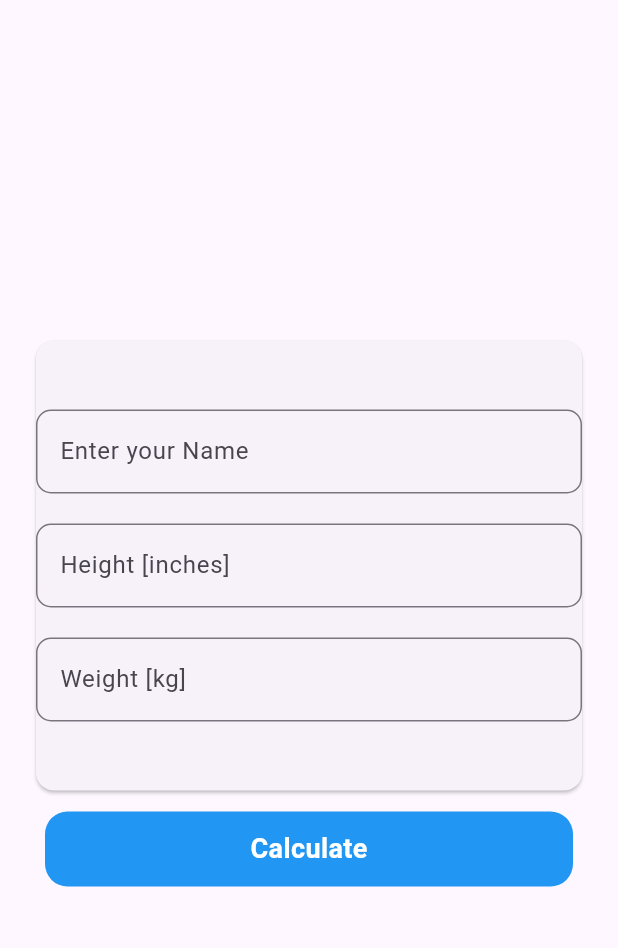
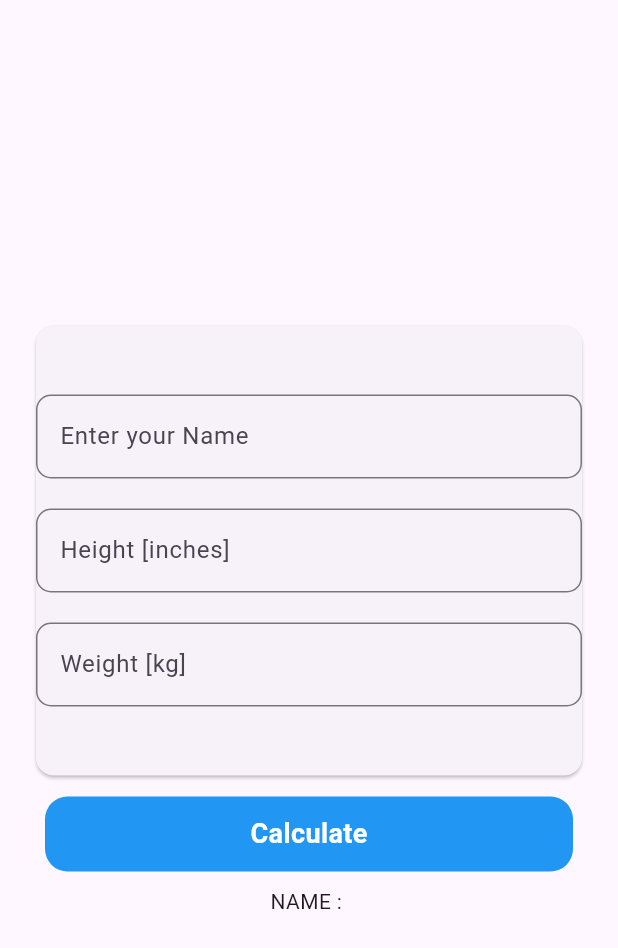
Before and after one commit to iam-talhaa/Bmi_calculator, a Flutter app: the HomeScreen screen opened directly, after a tap on "Calculate", on a phone screen of 412 x 824 dp. Shown: the top 948 px of the screen. Run offline on Flutter 3.47's test engine with Material 3 defaults, Android fonts, the phone set to English and light mode, and no system bars; our stand-ins replace fluttertoast, shared_preferences; accounts and stored records are empty.

Commit message:
Homescreen updated

```diff
--- a/lib/main.dart
+++ b/lib/main.dart
@@ -1,4 +1,5 @@
 import 'package:bmi/ui/homeScreen.dart';
+import 'package:bmi/ui/person_list.dart';
 import 'package:bmi/ui/splash_screen.dart';
 import 'package:flutter/material.dart';
 
@@ -14,7 +15,7 @@ class MyApp extends StatelessWidget {
   Widget build(BuildContext context) {
     return MaterialApp(
       debugShowCheckedModeBanner: false,
-      home: HomeScreen(),
+      home: PersonList(),
     );
   }
 }
--- a/lib/ui/homeScreen.dart
+++ b/lib/ui/homeScreen.dart
@@ -71,13 +71,14 @@ class _HomeScreenState extends State<HomeScreen> {
                 await prefs.setString('P_height', _heightController.text);
                 await prefs.setString('P_weight', _weightCOntroller.text);
 
-                final String? p_name = prefs.getString('P_name');
-                final String? p_height = prefs.getString('P_height');
-                final String? p_wight = prefs.getString('P_weight');
+                String? p_name = prefs.getString('P_name');
+                String? p_height = prefs.getString('P_height');
+                String? p_wight = prefs.getString('P_weight');
 
                 print(p_name);
                 print(p_wight);
                 print(p_height);
+                setState(() {});
               },
               child: Padding(
                 padding: const EdgeInsets.all(10),
@@ -97,7 +98,8 @@ class _HomeScreenState extends State<HomeScreen> {
                   )),
                 ),
               ),
-            )
+            ),
+            Text("NAME : ${_heightController.text}"),
           ],
         ),
       ),
```
Also changed, not shown: lib/ui/person_list.dart (added, +42 -0 lines).
